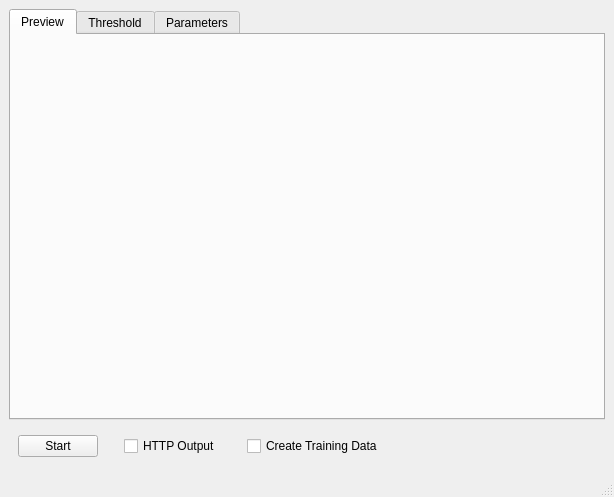
The window that src/demo/fly_sorter/fly_sorter_window.ui (janelia-idf/bias) describes before a commit, drawn with Qt 5.
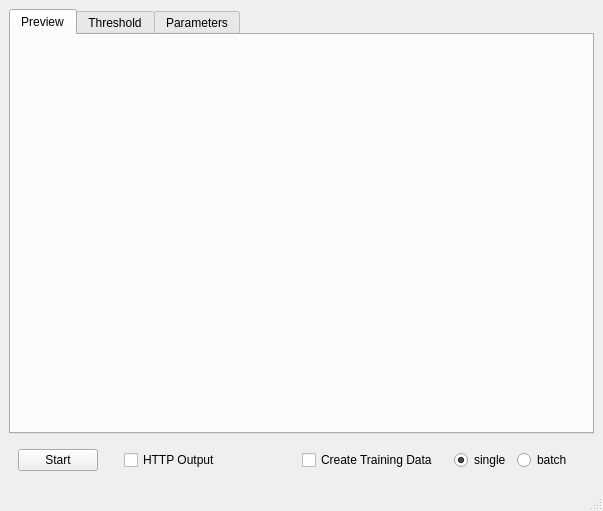
The same window after the commit.

Commit message: Finished batch training data creation.

Diff of the .ui file:
```diff
--- a/src/demo/fly_sorter/fly_sorter_window.ui
+++ b/src/demo/fly_sorter/fly_sorter_window.ui
@@ -6,8 +6,8 @@
    <rect>
     <x>0</x>
     <y>0</y>
-    <width>614</width>
-    <height>497</height>
+    <width>603</width>
+    <height>511</height>
    </rect>
   </property>
   <property name="windowTitle">
@@ -153,29 +153,6 @@
          </property>
         </widget>
        </item>
-       <item>
-        <spacer name="horizontalSpacer_4">
-         <property name="orientation">
-          <enum>Qt::Horizontal</enum>
-         </property>
-         <property name="sizeType">
-          <enum>QSizePolicy::Fixed</enum>
-         </property>
-         <property name="sizeHint" stdset="0">
-          <size>
-           <width>20</width>
-           <height>20</height>
-          </size>
-         </property>
-        </spacer>
-       </item>
-       <item>
-        <widget class="QCheckBox" name="trainingDataCheckBoxPtr_">
-         <property name="text">
-          <string>Create Training Data</string>
-         </property>
-        </widget>
-       </item>
        <item>
         <spacer name="horizontalSpacer">
          <property name="orientation">
@@ -189,6 +166,46 @@
          </property>
         </spacer>
        </item>
+       <item>
+        <widget class="QCheckBox" name="trainingDataCheckBoxPtr_">
+         <property name="text">
+          <string>Create Training Data</string>
+         </property>
+        </widget>
+       </item>
+       <item>
+        <spacer name="horizontalSpacer_5">
+         <property name="orientation">
+          <enum>Qt::Horizontal</enum>
+         </property>
+         <property name="sizeType">
+          <enum>QSizePolicy::Fixed</enum>
+         </property>
+         <property name="sizeHint" stdset="0">
+          <size>
+           <width>10</width>
+           <height>20</height>
+          </size>
+         </property>
+        </spacer>
+       </item>
+       <item>
+        <widget class="QRadioButton" name="singleRadioButtonPtr_">
+         <property name="text">
+          <string>single</string>
+         </property>
+         <property name="checked">
+          <bool>true</bool>
+         </property>
+        </widget>
+       </item>
+       <item>
+        <widget class="QRadioButton" name="batchRadioButtonPtr_">
+         <property name="text">
+          <string>batch</string>
+         </property>
+        </widget>
+       </item>
        <item>
         <widget class="QLabel" name="infoLabelPtr_">
          <property name="text">
```
Left out of the diff: 2 changed lines with no effect on the pictures. The commit also changes 3 other files.
